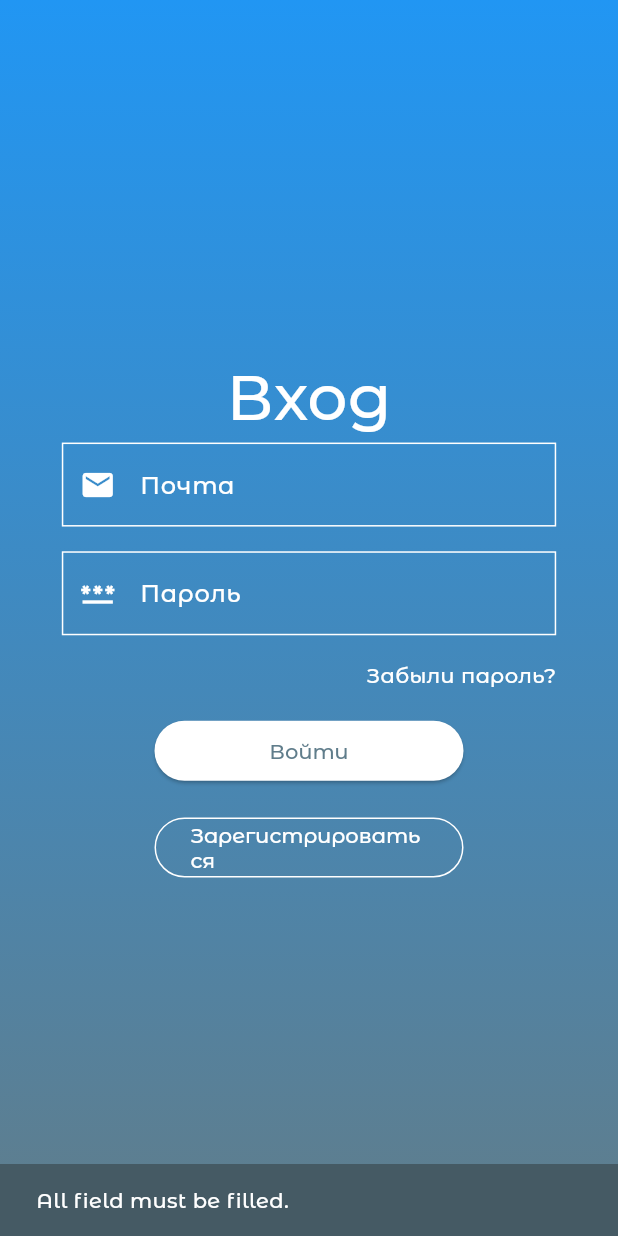
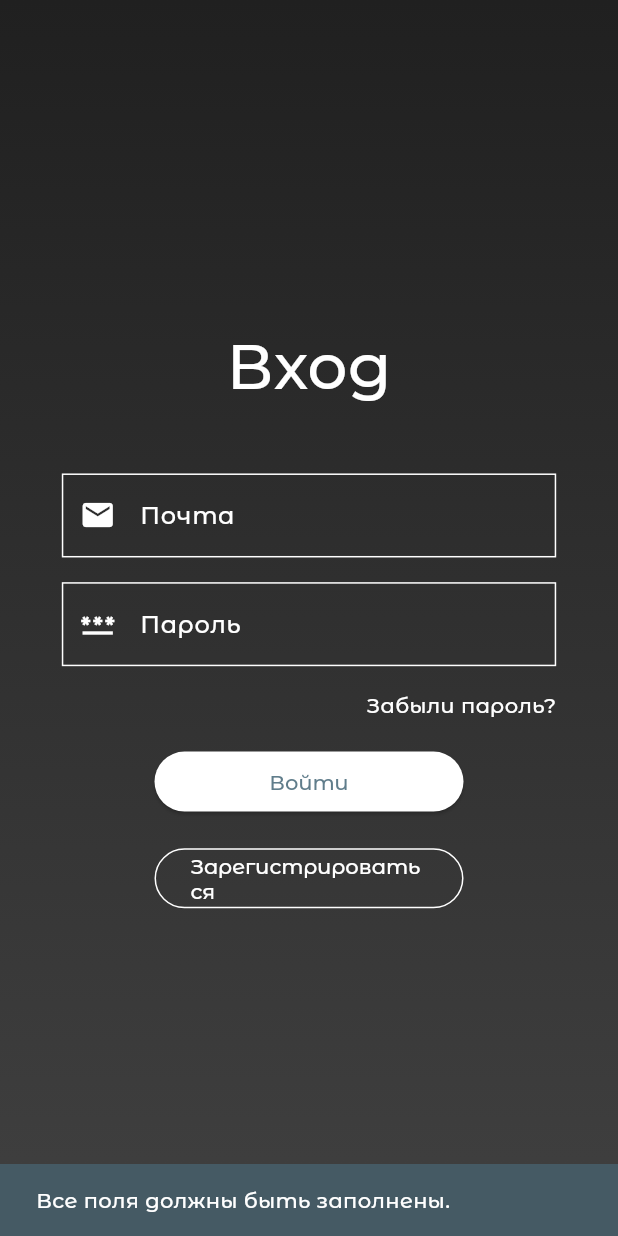
Before and after one commit to sciiphoz/flutterMovie, a Flutter app: the screen it shows after launch, after a tap on "Войти", on a phone screen of 412 x 824 dp. Run offline on Flutter 3.47's test engine with Material 3 defaults, Android fonts, the phone set to English and light mode, and no system bars; our stand-ins replace shared_preferences, supabase_flutter, video_player; accounts and stored records are empty; network calls fail; project files that could hold a hidden picture were left out.

Commit message:
gdlajsdpglasdfl'gh

```diff
--- a/lib/database/user_requests.dart
+++ b/lib/database/user_requests.dart
@@ -18,11 +18,11 @@ class UserRequests {
     }
   }
 
-  Future<void> addUserMovie(int id_film, String id_user) async {
+  Future<void> addUserMovie(int idFilm, String idUser) async {
     try {
       await _supabase.client.from('usertable').insert({
-        'id_film':id_film,
-        'id_user':id_user
+        'id_film':idFilm,
+        'id_user':idUser
       });
     } catch (e) {
       print(e);
--- a/lib/pages/auth.dart
+++ b/lib/pages/auth.dart
@@ -24,7 +24,8 @@ class _AuthPageState extends State<AuthPage> {
         gradient: LinearGradient(
           begin: Alignment.topCenter,
           end: Alignment.bottomCenter,
-          colors: [Colors.blue, Colors.blueGrey]
+          colors: [Color.fromARGB(255, 32, 32, 32),
+          Color.fromARGB(255, 64, 64, 64), ]
         )
       ),
       child: Scaffold(
@@ -38,6 +39,9 @@ class _AuthPageState extends State<AuthPage> {
                 "Вход",
                 textScaler: TextScaler.linear(3),
                 style: TextStyle(color: Colors.white),
+              ),
+              SizedBox(
+                height: MediaQuery.of(context).size.height * 0.05,
               ),
               SizedBox(
                 width: MediaQuery.of(context).size.width * 0.8,
@@ -85,7 +89,7 @@ class _AuthPageState extends State<AuthPage> {
                 width: MediaQuery.of(context).size.width * 0.5,
                 child: ElevatedButton(onPressed: () async {
                   if (emailController.text.isEmpty || passwordController.text.isEmpty) {
-                    ScaffoldMessenger.of(context,).showSnackBar(SnackBar(content: Text('All field must be filled.', style: TextStyle(color: Colors.white),),
+                    ScaffoldMessenger.of(context,).showSnackBar(SnackBar(content: Text('Все поля должны быть заполнены.', style: TextStyle(color: Colors.white),),
                     backgroundColor: Colors.blueGrey[700],));
                   } else {
                     var user = await authService.signIn(emailController.text, passwordController.text);
@@ -94,13 +98,13 @@ class _AuthPageState extends State<AuthPage> {
                       final prefs = await SharedPreferences.getInstance();
                       await prefs.setBool("isLoggedIn", true);
 
-                      ScaffoldMessenger.of(context,).showSnackBar(SnackBar(content: Text('Welcome, ${user.email!}.', style: TextStyle(color: Colors.white),),
+                      ScaffoldMessenger.of(context,).showSnackBar(SnackBar(content: Text('Добро пожаловать, ${user.email!}.', style: TextStyle(color: Colors.white),),
                       backgroundColor: Colors.blueGrey[700],));
 
                       Navigator.popAndPushNamed(context, '/');
                       print('asd');
                     } else {
-                      ScaffoldMessenger.of(context,).showSnackBar(SnackBar(content: Text('Authentification failed.', style: TextStyle(color: Colors.white),),
+                      ScaffoldMessenger.of(context,).showSnackBar(SnackBar(content: Text('Ошибка авторизации.', style: TextStyle(color: Colors.white),),
 
                       backgroundColor: Colors.blueGrey[700],));
                     }
--- a/lib/pages/movie.dart
+++ b/lib/pages/movie.dart
@@ -1,5 +1,4 @@
 import 'package:flutter/material.dart';
-import 'package:flutter/widgets.dart';
 import 'package:supabase_flutter/supabase_flutter.dart';
 
 class MoviePage extends StatefulWidget {
--- a/lib/pages/registration.dart
+++ b/lib/pages/registration.dart
@@ -125,14 +125,14 @@ class _RegPageState extends State<RegPage> {
                         final prefs = await SharedPreferences.getInstance();
                         await prefs.setBool("isLoggedIn", true);
 
-                        ScaffoldMessenger.of(context,).showSnackBar(SnackBar(content: Text('Welcome, ${user.email!}.', style: TextStyle(color: Colors.white),),
+                        ScaffoldMessenger.of(context,).showSnackBar(SnackBar(content: Text('Добро пожаловать, ${user.email!}.', style: TextStyle(color: Colors.white),),
                         backgroundColor: Colors.blueGrey[700],));
 
                         Navigator.popAndPushNamed(context, '/');
                       }
                     }
                     else {
-                      ScaffoldMessenger.of(context,).showSnackBar(SnackBar(content: Text('Passwords do not match.', style: TextStyle(color: Colors.white),),
+                      ScaffoldMessenger.of(context,).showSnackBar(SnackBar(content: Text('Пароли не совпадают.', style: TextStyle(color: Colors.white),),
                       backgroundColor: Colors.blueGrey[700],));
                     }
                   }
--- a/lib/video/player.dart
+++ b/lib/video/player.dart
@@ -1,5 +1,4 @@
 import 'package:flutter/material.dart';
-import 'package:flutter/widgets.dart';
 import 'package:supabase_flutter/supabase_flutter.dart';
 import 'package:video_player/video_player.dart';
 
```
Also changed, not shown: lib/pages/home.dart (+5 -2 lines), pubspec.lock.
